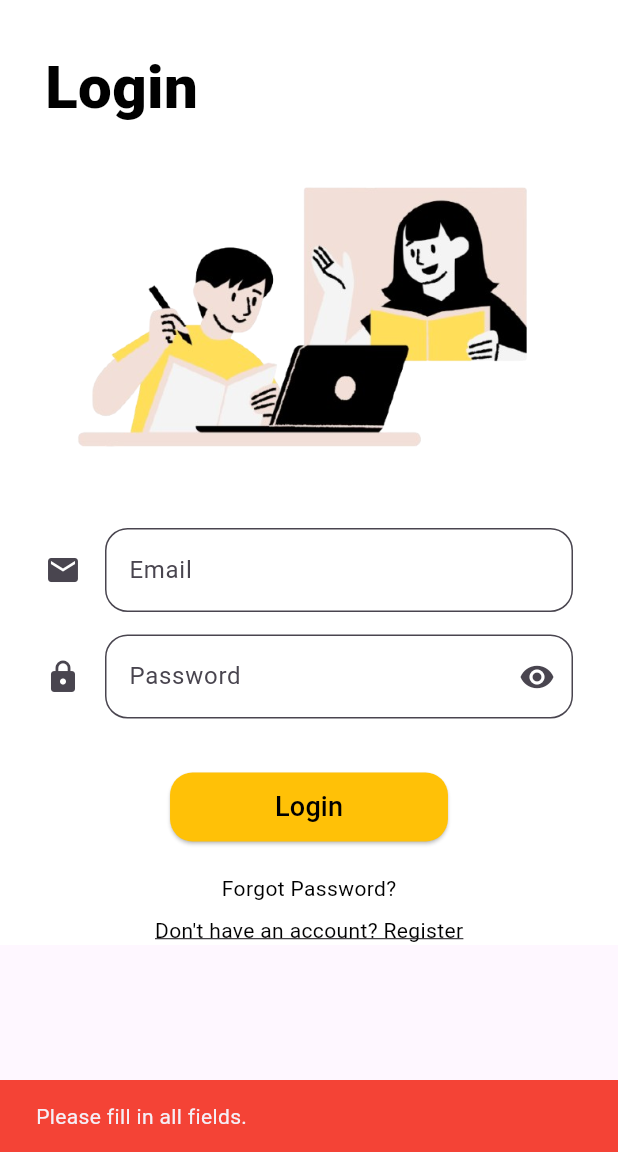
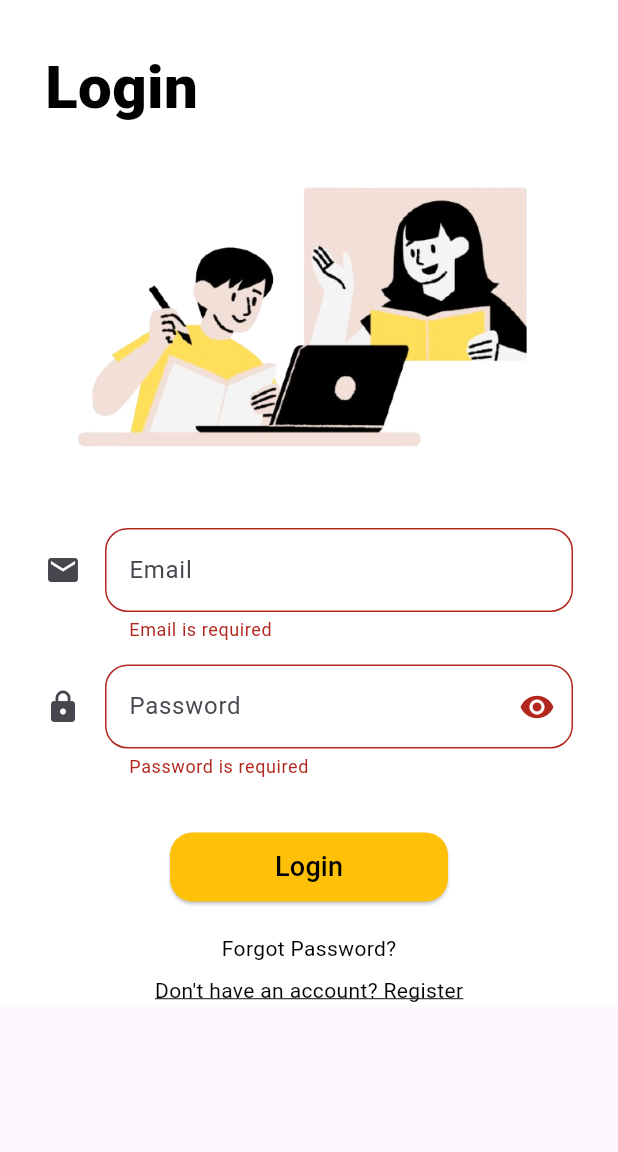
Before and after one commit to AakashB275/Presence_Point, a Flutter app: the screen it shows after launch, after a tap on "Login", on a phone screen of 412 x 824 dp, the part 84-1236 px from its top. Run offline on Flutter 3.47's test engine with Material 3 defaults, Android fonts, the phone set to English and light mode, and no system bars; our stand-ins replace fl_chart, flutter_local_notifications, flutter_map, fluttertoast, geolocator, google_maps_flutter and 6 more; missing offline and left inert: flutter_background_service; accounts and stored records are empty.

```diff
--- a/lib/main.dart
+++ b/lib/main.dart
@@ -14,7 +14,7 @@ import 'pages/Organization/organization_location_page.dart';
 import 'pages/Organization/new_organisation.dart';
 import 'pages/Organization/organisation_details.dart';
 import 'pages/User_Pages/user_checkin.dart';
-import 'pages/Features/geofencing_page.dart';
+import 'pages/geoloc.dart';
 
 Future<void> main() async {
   WidgetsFlutterBinding.ensureInitialized();
@@ -54,7 +54,7 @@ class MyApp extends StatelessWidget {
           '/organizationlocation': (context) => OrganizationLocationScreen(),
           '/neworganisation': (context) => NewOrganisation(),
           '/profile': (context) => ProfileScreen(),
-          '/geofencing': (context) => GeofencingPage(),
+          '/geofencing': (context) => GeoAttendancePage(),
         },
       ),
     );
--- a/lib/pages/Auth/login.dart
+++ b/lib/pages/Auth/login.dart
@@ -1,6 +1,6 @@
 import 'package:flutter/material.dart';
 import 'package:supabase_flutter/supabase_flutter.dart';
-import "register.dart";
+import 'register.dart';
 
 class LoginPage extends StatefulWidget {
   const LoginPage({super.key});
@@ -12,8 +12,11 @@ class LoginPage extends StatefulWidget {
 class _LoginPageState extends State<LoginPage> {
   final TextEditingController _emailController = TextEditingController();
   final TextEditingController _passwordController = TextEditingController();
+  final GlobalKey<FormState> _formKey = GlobalKey<FormState>();
+  final supabase = Supabase.instance.client;
+
   bool _obscurePassword = true;
-  final supabase = Supabase.instance.client;
+  bool _isLoading = false;
 
   @override
   void dispose() {
@@ -23,13 +26,16 @@ class _LoginPageState extends State<LoginPage> {
   }
 
   Future<void> _login() async {
+    if (!_formKey.currentState!.validate()) {
+      return;
+    }
+
+    setState(() {
+      _isLoading = true;
+    });
+
     String email = _emailController.text.trim();
     String password = _passwordController.text.trim();
-
-    if (email.isEmpty || password.isEmpty) {
-      _showErrorSnackbar("Please fill in all fields.");
-      return;
-    }
 
     try {
       final AuthResponse res = await supabase.auth.signInWithPassword(
@@ -38,21 +44,44 @@ class _LoginPageState extends State<LoginPage> {
       );
 
       if (res.user != null) {
+        if (res.user!.emailConfirmedAt == null) {
+          await _showMessageDialog(
+              "Please verify your email before logging in. Check your inbox for a verification link.");
+          await supabase.auth.signOut();
+          return;
+        }
+
+        if (mounted) {
           Navigator.pushReplacementNamed(context, "/home");
         }
+      }
     } on AuthException catch (e) {
-      _showErrorSnackbar(e.message);
+      await _showMessageDialog("Login failed: ${e.message}");
     } catch (e) {
-      _showErrorSnackbar("An unexpected error occurred.");
+      await _showMessageDialog(
+          "An unexpected error occurred. Please try again.");
+    } finally {
+      if (mounted) {
+        setState(() {
+          _isLoading = false;
+        });
+      }
     }
   }
 
-  void _showErrorSnackbar(String message) {
-    ScaffoldMessenger.of(context).showSnackBar(
-      SnackBar(
+  Future<void> _showMessageDialog(String message) async {
+    if (!mounted) return;
+    showDialog(
+      context: context,
+      builder: (context) => AlertDialog(
+        title: const Text("Message"),
         content: Text(message),
-        backgroundColor: Colors.red,
-        duration: Duration(seconds: 2),
+        actions: [
+          TextButton(
+            onPressed: () => Navigator.pop(context),
+            child: const Text("OK"),
+          ),
+        ],
       ),
     );
   }
@@ -61,7 +90,7 @@ class _LoginPageState extends State<LoginPage> {
   Widget build(BuildContext context) {
     return Scaffold(
       appBar: AppBar(
-        title: Text(
+        title: const Text(
           "PresencePoint",
           style: TextStyle(
             color: Colors.white,
@@ -71,17 +100,21 @@ class _LoginPageState extends State<LoginPage> {
         centerTitle: true,
         backgroundColor: Colors.amber,
       ),
-      body: SingleChildScrollView(
+      body: GestureDetector(
+        onTap: () => FocusScope.of(context).unfocus(),
+        child: SingleChildScrollView(
           child: Container(
             color: Colors.white,
+            child: Form(
+              key: _formKey,
               child: Column(
                 children: [
-              SizedBox(height: 30),
-              Row(
-                mainAxisAlignment: MainAxisAlignment.start,
-                children: [
-                  SizedBox(width: 30),
-                  Text(
+                  const SizedBox(height: 30),
+                  Padding(
+                    padding: const EdgeInsets.only(left: 30),
+                    child: Align(
+                      alignment: Alignment.centerLeft,
+                      child: const Text(
                         "Login",
                         style: TextStyle(
                           fontSize: 40,
@@ -89,21 +122,21 @@ class _LoginPageState extends State<LoginPage> {
                           color: Colors.black,
                         ),
                       ),
-                ],
                     ),
-              SizedBox(height: 25),
-              Image(
+                  ),
+                  const SizedBox(height: 25),
+                  const Image(
                     image: AssetImage('assets/LoginImg.png'),
                     height: 200,
                     width: 400,
                   ),
-              SizedBox(height: 40),
+                  const SizedBox(height: 40),
                   Padding(
                     padding: const EdgeInsets.symmetric(horizontal: 30),
-                child: TextField(
+                    child: TextFormField(
                       controller: _emailController,
                       decoration: InputDecoration(
-                    icon: Icon(Icons.email),
+                        icon: const Icon(Icons.email),
                         filled: true,
                         fillColor: Colors.white,
                         hintText: "Email",
@@ -112,16 +145,25 @@ class _LoginPageState extends State<LoginPage> {
                         ),
                       ),
                       keyboardType: TextInputType.emailAddress,
+                      validator: (value) {
+                        if (value!.isEmpty) {
+                          return "Email is required";
+                        } else if (!RegExp(r'^[^@]+@[^@]+\.[^@]+')
+                            .hasMatch(value)) {
+                          return "Enter a valid email";
+                        }
+                        return null;
+                      },
                     ),
                   ),
-              SizedBox(height: 15),
+                  const SizedBox(height: 15),
                   Padding(
                     padding: const EdgeInsets.symmetric(horizontal: 30),
-                child: TextField(
+                    child: TextFormField(
                       controller: _passwordController,
                       obscureText: _obscurePassword,
                       decoration: InputDecoration(
-                    icon: Icon(Icons.lock),
+                        icon: const Icon(Icons.lock),
                         filled: true,
                         fillColor: Colors.white,
                         hintText: "Password",
@@ -139,48 +181,58 @@ class _LoginPageState extends State<LoginPage> {
                           },
                         ),
                       ),
+                      validator: (value) {
+                        if (value!.isEmpty) {
+                          return "Password is required";
+                        } else if (value.length < 6) {
+                          return "Password must be at least 6 characters";
+                        }
+                        return null;
+                      },
                     ),
                   ),
-              SizedBox(height: 35),
+                  const SizedBox(height: 35),
                   ElevatedButton(
-                onPressed: _login,
+                    onPressed: _isLoading ? null : _login,
                     style: ElevatedButton.styleFrom(
                       backgroundColor: Colors.amber,
                       shape: RoundedRectangleBorder(
                         borderRadius: BorderRadius.circular(15),
                       ),
-                  padding: EdgeInsets.symmetric(
+                      padding: const EdgeInsets.symmetric(
                         horizontal: 70,
                         vertical: 10,
                       ),
                     ),
-                child: Text(
+                    child: _isLoading
+                        ? const CircularProgressIndicator(color: Colors.black)
+                        : const Text(
                             "Login",
                             style: TextStyle(fontSize: 18, color: Colors.black),
                           ),
                   ),
-              SizedBox(height: 20),
+                  const SizedBox(height: 20),
+                  GestureDetector(
+                    onTap: () {
+                      // Add your forgot password logic here
+                      // Navigator.push(context, MaterialPageRoute(
+                      //   builder: (context) => ForgotPasswordScreen()));
+                    },
+                    child: const Text(
+                      "Forgot Password?",
+                      style: TextStyle(color: Colors.black),
+                    ),
+                  ),
+                  const SizedBox(height: 8),
                   GestureDetector(
                     onTap: () {
                       Navigator.push(
                         context,
-                    MaterialPageRoute(builder: (context) => RegisterScreen()),
+                        MaterialPageRoute(
+                            builder: (context) => const RegisterScreen()),
                       );
                     },
-                child: Text(
-                  "Forgot Password?",
-                  style: TextStyle(color: Colors.black),
-                ),
-              ),
-              SizedBox(height: 8),
-              GestureDetector(
-                onTap: () {
-                  Navigator.push(
-                    context,
-                    MaterialPageRoute(builder: (context) => RegisterScreen()),
-                  );
-                },
-                child: Text(
+                    child: const Text(
                       "Don't have an account? Register",
                       style: TextStyle(
                           color: Colors.black,
@@ -191,6 +243,8 @@ class _LoginPageState extends State<LoginPage> {
               ),
             ),
           ),
+        ),
+      ),
     );
   }
 }
--- a/lib/widgets/CustomDrawer.dart
+++ b/lib/widgets/CustomDrawer.dart
@@ -67,7 +67,7 @@ class CustomDrawer extends StatelessWidget {
             leading: Icon(Icons.timer),
             title: const Text('Track Time (CheckIn)'),
             onTap: () {
-              Navigator.pushReplacementNamed(context, '/usercheckin');
+              Navigator.pushReplacementNamed(context, '/geofencing');
             },
           ),
           ListTile(
--- a/pubspec.yaml
+++ b/pubspec.yaml
@@ -54,6 +54,7 @@ dependencies:
   connectivity_plus: ^6.1.3
   flutter_background_service: ^5.1.0
   flutter_local_notifications: ^18.0.1
+  flutter_bcrypt: ^1.0.8
 
 dev_dependencies:
   flutter_test:
```
Also changed, not shown: lib/pages/geoloc.dart (+315 -262 lines), pubspec.lock, 1 other file. Lines whose indentation alone changed are shown as unchanged.
